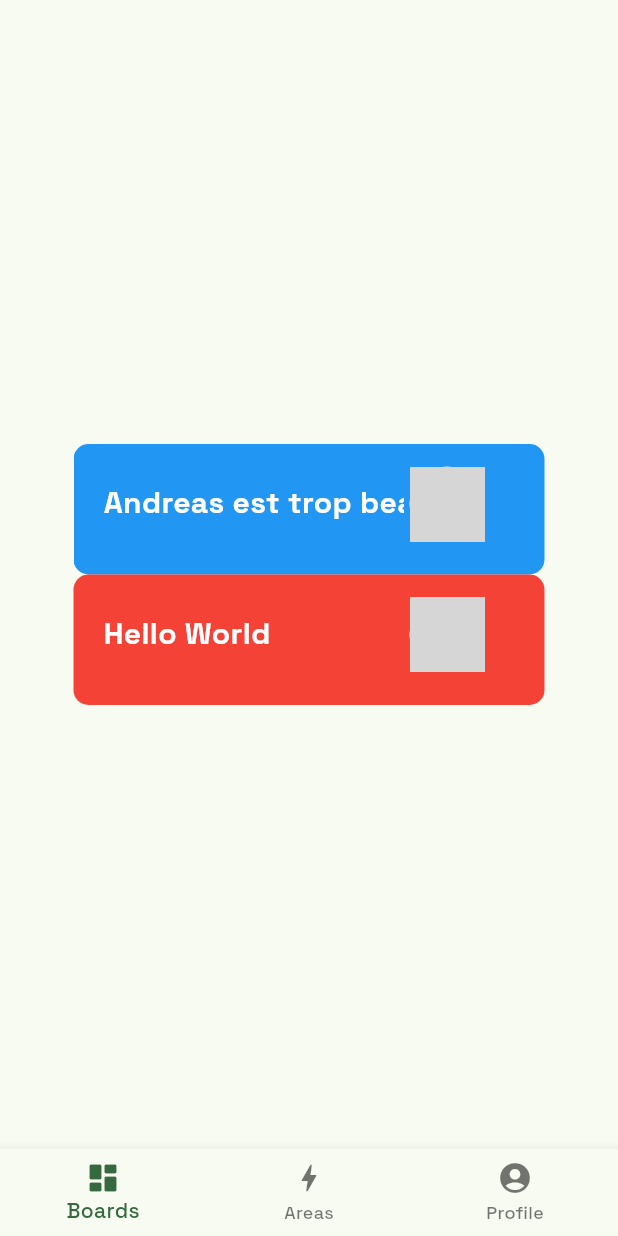
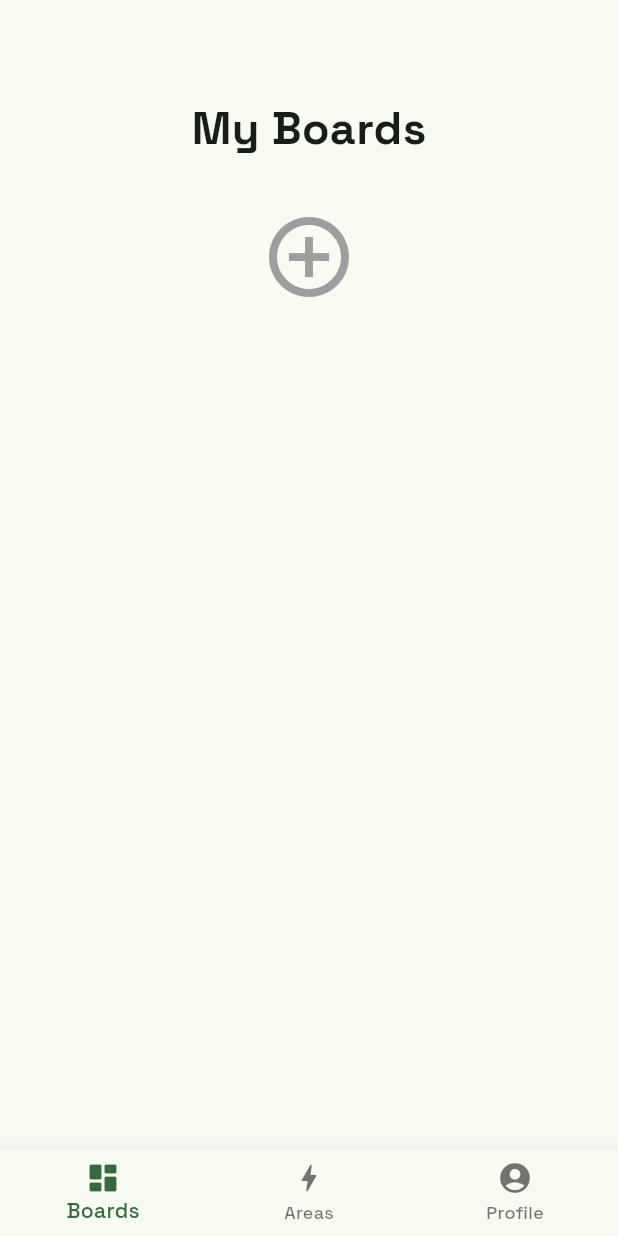
Before and after one commit to azeuio/area, a Flutter app: the screen it shows after launch, on a phone screen of 412 x 824 dp. Run offline on Flutter 3.47's test engine with Material 3 defaults, Android fonts, the light colour scheme and no system bars; drawn by our look-alikes of marquee; our stand-ins replace firebase_auth, firebase_core, flutter_svg, google_fonts, google_sign_in; missing offline and left inert: flutter_hsvcolor_picker; accounts and stored records are empty; grey boxes are pictures that could not be loaded.

Commit message:
feat(mobile): implement boards management (#124)
* feat(board): implement board card

* feat(board): get & display all the boards of an user

* feat(board): implement view to add a new board

* fix(board): make boards view scrollable

* feat(board): impelement basic board view with navbar & settings button

* feat(board): implement method to get a specific board by id

* feat(board): implement update board view

* feat(board): add a button to delete the board on update board view

* fix(board): modify the expected status code when creating a board

* fix(board): hsv to hex conversion

```diff
--- a/area_mobile/lib/views/boards_view.dart
+++ b/area_mobile/lib/views/boards_view.dart
@@ -1,35 +1,92 @@
+import 'package:area_mobile/services/board_service.dart';
+import 'package:area_mobile/services/global_service.dart';
+import 'package:area_mobile/views/add_board_view.dart';
+import 'package:area_mobile/views/board_view.dart';
+import 'package:area_mobile/widgets/board_card.dart';
+import 'package:firebase_auth/firebase_auth.dart';
 import 'package:flutter/material.dart';
-import 'package:area_mobile/widgets/brick_button.dart';
 
-class BoardsView extends StatelessWidget {
-  const BoardsView({super.key});
+class BoardsView extends StatefulWidget {
+  const BoardsView({Key? key}) : super(key: key);
+
+  @override
+  State<BoardsView> createState() => _BoardsViewState();
+}
+
+class _BoardsViewState extends State<BoardsView> {
+  User? user;
+  List<dynamic>? userBoards;
+  late Future<List<dynamic>?> userBoardsFuture = getCurrentUser().then((User? user) {
+    setState(() {
+      this.user = user;
+    });
+    return getUserBoards(user, 'http://10.0.2.2:8080');
+  });
 
   @override
   Widget build(BuildContext context) {
     return Scaffold(
-        body: Center(
+      body: FutureBuilder<List<dynamic>?>(
+        future: userBoardsFuture,
+        builder: (BuildContext context, AsyncSnapshot<List<dynamic>?> snapshot) {
+          if (snapshot.connectionState == ConnectionState.waiting) {
+            return const Center(child: CircularProgressIndicator());
+          } else if (snapshot.hasError) {
+            return Text('Error: ${snapshot.error}');
+          } else {
+            userBoards = snapshot.data;
+          }
+          return SingleChildScrollView(
+            child: Center(
               child: Column(
-          mainAxisAlignment: MainAxisAlignment.center,
                 children: [
-            BrickButton(
-              color: Colors.blue,
-              text: "Andreas est trop beau",
-              logo: "https://www.freepnglogos.com/uploads/spotify-logo-png/spotify-download-logo-30.png",
-              onPressed: () {
-                print("Blue");
+                  const SizedBox(height: 64),
+                  const Text(
+                    "My Boards",
+                    style: TextStyle(
+                      fontSize: 30,
+                      fontWeight: FontWeight.bold,
+                    ),
+                  ),
+                  const SizedBox(height: 32),
+                 if (userBoards != null)
+                   for (var board in userBoards!)
+                    Container(
+                      margin: const EdgeInsets.only(bottom: 16),
+                      child: BoardCard(
+                        backgroundColor: Color(int.parse(board['color'].substring(1, 7), radix: 16) + 0xFF000000),
+                        title: board['name'],
+                        onTap: () {
+                          Navigator.push(
+                            context,
+                            MaterialPageRoute(
+                              builder: (context) => BoardView(boardId: board['id']),
+                            ),
+                          );
                         },
                       ),
-            BrickButton(
-              color: Colors.red,
-              text: "Hello World",
-              logo: "https://www.freepnglogos.com/uploads/spotify-logo-png/spotify-download-logo-30.png",
-              onPressed: () {
-                print("Red");
+                    ),
+                    GestureDetector(
+                      onTap: () {
+                        Navigator.push(
+                          context,
+                          MaterialPageRoute(
+                            builder: (context) => const AddBoardView(),
+                          ),
+                        );
                       },
+                      child: const Icon(
+                        Icons.add_circle_outline,
+                        size: 64,
+                        color: Colors.grey,
+                      ),
                   ),
                 ],
               ),
             ),
           );
+        },
+      )
+    );
   }
 }
--- a/area_mobile/pubspec.yaml
+++ b/area_mobile/pubspec.yaml
@@ -43,6 +43,7 @@ dependencies:
   marquee: ^2.2.3
   flutter_svg: ^2.0.9
   path_parsing: ^1.0.1
+  flutter_hsvcolor_picker: ^1.5.0
 
 dev_dependencies:
   flutter_test:
```
Also changed, not shown: area_mobile/lib/services/board_service.dart (added, +147 -0 lines), area_mobile/lib/views/add_board_view.dart (added, +102 -0 lines), area_mobile/lib/views/board_view.dart (added, +65 -0 lines), area_mobile/lib/views/update_board_view.dart (added, +150 -0 lines), area_mobile/lib/widgets/board_card.dart (added, +41 -0 lines), area_mobile/pubspec.lock. Lines whose indentation alone changed are shown as unchanged.
